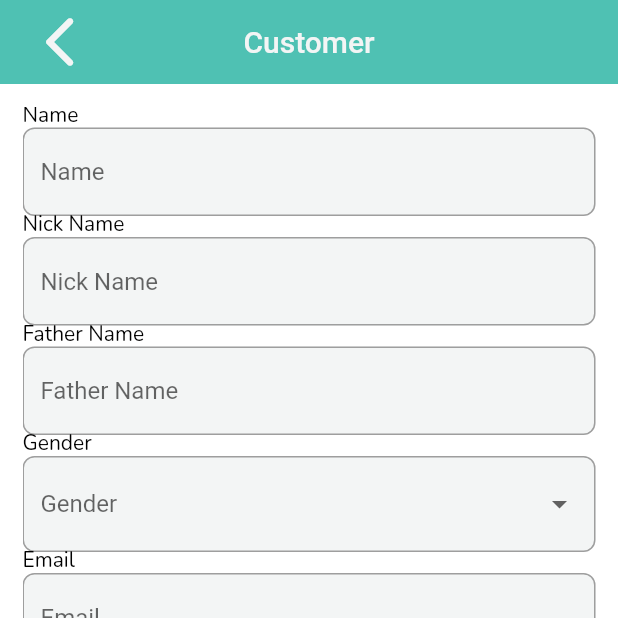
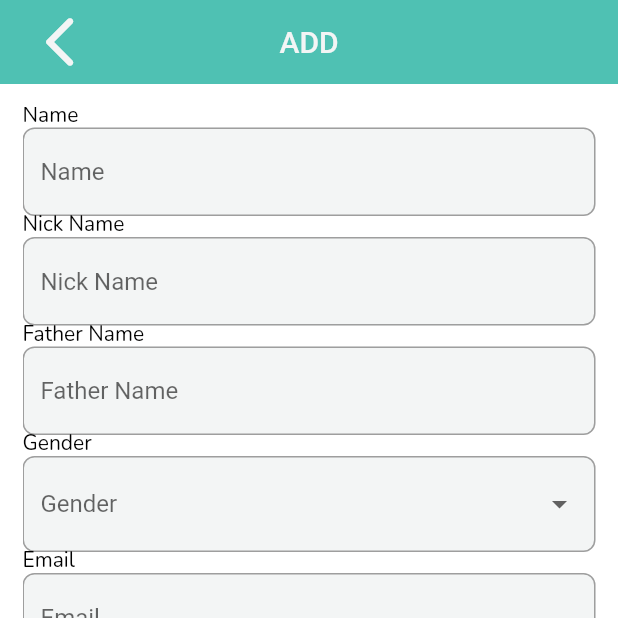
Before and after one commit to F2RHP/Trademan, a Flutter app: the CustomersList screen opened directly, after a tap on the "add" icon, on a phone screen of 412 x 824 dp, the top half of it. Run offline on Flutter 3.47's test engine with Material 2 defaults, Android fonts, the phone set to English and light mode, and no system bars; our stand-ins replace dotted_border, flutter_svg, get, google_fonts, group_button, image_picker and 2 more; missing offline and left inert: syncfusion_flutter_pdfviewer, syncfusion_flutter_signaturepad; accounts and stored records are empty; network calls fail.

Commit message:
Add customer controller implemented

```diff
--- a/lib/Ui/Customer/customer_list.dart
+++ b/lib/Ui/Customer/customer_list.dart
@@ -166,11 +166,12 @@ class _CustomersListState extends State<CustomersList> {
       actions: [
         IconButton(
           onPressed: () {
-            Navigator.of(context).push(
-              MaterialPageRoute(
-                builder: (context) => const CustomerRegistration(),
-              ),
-            );
+            // Navigator.of(context).push(
+            //   MaterialPageRoute(
+            //     builder: (context) => const CustomerRegistration(),
+            //   ),
+            // );
+            ctrl.onItemNewCustomerClick();
           },
           icon: const Icon(
             Icons.add,
--- a/lib/Ui/Customer/customer_registration_screen.dart
+++ b/lib/Ui/Customer/customer_registration_screen.dart
@@ -7,6 +7,7 @@ import 'package:trader_app/screens/shared_widgets/custom_btn.dart';
 import 'package:trader_app/screens/shared_widgets/custom_text.dart';
 import 'package:trader_app/screens/shared_widgets/sized_box.dart';
 import 'package:trader_app/screens/shared_widgets/title_with_text_form_field.dart';
+import '../../controllers/customers/add_kpr_customer_controller.dart';
 import '../Common_Codes/common_codes.dart';
 
 class CustomerRegistration extends StatefulWidget {
@@ -17,7 +18,8 @@ class CustomerRegistration extends StatefulWidget {
 }
 
 class _CustomerRegistrationState extends State<CustomerRegistration> {
-  // final crtl = Get.pu
+  final AddKPRCustomerController crtl = Get.find<AddKPRCustomerController>();
+
   List<String> list = ['1', '2', '3', '4'];
   var dropDownValue;
   @override
@@ -37,12 +39,12 @@ class _CustomerRegistrationState extends State<CustomerRegistration> {
           ),
         ),
         centerTitle: true,
-        title: Text(
-          AppStrings.Customer,
-          style: TextStyle(
-            color: AppColors.kSecondaryColor,
-          ),
-        ),
+        title: Obx(() => Text(
+              crtl.action.value,
+              style: TextStyle(
+                color: AppColors.kSecondaryColor,
+              ),
+            )),
       ),
       body: Padding(
         padding: const EdgeInsets.all(15.0),
@@ -78,18 +80,21 @@ class _CustomerRegistrationState extends State<CustomerRegistration> {
       crossAxisAlignment: CrossAxisAlignment.start,
       children: [
         // Title product name
-        const TitleWithTextFormField(
+        TitleWithTextFormField(
           // controller: ,
           titleText: AppStrings.Customer_Name,
           hintText: AppStrings.Customer_Name,
+          controller: crtl.nameController,
         ),
-        const TitleWithTextFormField(
+        TitleWithTextFormField(
           titleText: AppStrings.Nick_Name,
           hintText: AppStrings.Nick_Name,
+          controller: crtl.nickNameController,
         ),
-        const TitleWithTextFormField(
+        TitleWithTextFormField(
           titleText: AppStrings.Father_Name,
           hintText: AppStrings.Father_Name,
+          controller: crtl.fatherNameController,
         ),
         // Title product ID
         const CustomText(text: AppStrings.Gender),
@@ -127,29 +132,47 @@ class _CustomerRegistrationState extends State<CustomerRegistration> {
         ),
         AppSizedBox.sizedBoxH20,
         // Title Quantity type
-        const TitleWithTextFormField(
+        TitleWithTextFormField(
           titleText: AppStrings.Customer_Email,
           hintText: AppStrings.Customer_Email,
+          controller: crtl.emailController,
         ),
         // Title SELLING_COST
-        const TitleWithTextFormField(
-            titleText: AppStrings.Address1, hintText: AppStrings.Address1),
-        const TitleWithTextFormField(
-            titleText: AppStrings.Address2, hintText: AppStrings.Address2),
-        const TitleWithTextFormField(
-            titleText: AppStrings.Village_Name,
-            hintText: AppStrings.Village_Name),
-        const TitleWithTextFormField(
-            titleText: AppStrings.Contact_Number,
-            hintText: AppStrings.Contact_Number),
-        const TitleWithTextFormField(
-            titleText: AppStrings.Pin_Code, hintText: AppStrings.Pin_Code),
-        const TitleWithTextFormField(
-            titleText: AppStrings.Data_Birth, hintText: AppStrings.Data_Birth),
-        const TitleWithTextFormField(
+        TitleWithTextFormField(
+          titleText: AppStrings.Address1,
+          hintText: AppStrings.Address1,
+          controller: crtl.address1Controller,
+        ),
+        TitleWithTextFormField(
+          titleText: AppStrings.Address2,
+          hintText: AppStrings.Address2,
+          controller: crtl.address2Controller,
+        ),
+        TitleWithTextFormField(
+          titleText: AppStrings.Village_Name,
+          hintText: AppStrings.Village_Name,
+          controller: crtl.villageNameController,
+        ),
+        TitleWithTextFormField(
+          titleText: AppStrings.Contact_Number,
+          hintText: AppStrings.Contact_Number,
+          controller: crtl.contactNumberController,
+        ),
+        TitleWithTextFormField(
+          titleText: AppStrings.Pin_Code,
+          hintText: AppStrings.Pin_Code,
+          controller: crtl.pinCodeController,
+        ),
+        TitleWithTextFormField(
+          titleText: AppStrings.Data_Birth,
+          hintText: AppStrings.Data_Birth,
+          controller: crtl.dOBController,
+        ),
+        TitleWithTextFormField(
           titleText: AppStrings.Customer_Notes,
           hintText: AppStrings.Customer_Notes,
           maxLines: 3,
+          controller: crtl.customerNotesController,
         ),
       ],
     );
--- a/lib/controllers/customers/list_customers_ctrl.dart
+++ b/lib/controllers/customers/list_customers_ctrl.dart
@@ -5,13 +5,36 @@ import 'package:trader_app/models/customer_model/list_customer_model.dart';
 import 'package:trader_app/services/customerservice.dart';
 import 'package:trader_app/services/productservice.dart';
 
+import 'add_kpr_customer_controller.dart';
+
 class ListCustomersCtrl extends BaseController {
   final customersList = <CustomersList>[].obs;
   List searchList = [].obs;
   late CustomerService service;
 
   void onItemClick(CustomersList m) {
+    var addController=AddKPRCustomerController();
+    addController.action.value="EDIT";
+addController.updateCustomerDefiles(m);
+bool isRegistered = GetInstance().isRegistered<AddKPRCustomerController>();
+if(isRegistered)
+{
+  Get.delete<AddKPRCustomerController>();
+}
+     Get.put(addController);
     Get.to(const CustomerRegistration(),arguments: {'customer': m});
+  }
+
+  void onItemNewCustomerClick() {
+    var addController=AddKPRCustomerController();
+    addController.action.value="ADD";
+    bool isRegistered = GetInstance().isRegistered<AddKPRCustomerController>();
+if(isRegistered)
+{
+  Get.delete<AddKPRCustomerController>();
+}
+     Get.put(addController);
+    Get.to(const CustomerRegistration());
   }
 
   @override
--- a/lib/services/servicebase.dart
+++ b/lib/services/servicebase.dart
@@ -9,6 +9,11 @@ class BaseService {
     final response = await http.get(url);
     return _parseResponse<T>(response);
   }
+  Future<T> getWithParam<T>(String endpoint, Map<String, dynamic> queryParams) async {
+  final uri = Uri.parse(endpoint).replace(queryParameters: queryParams);
+  final response = await http.get(uri);
+  return _parseResponse<T>(response);
+}
 
   Future<T> post<T>(String endpoint, dynamic body) async {
     final url = Uri.parse('$_baseUrl/$endpoint');
```
Also changed, not shown: lib/controllers/customers/add_kpr_customer_controller.dart (+7 -3 lines), lib/main.dart (+11 -0 lines), lib/services/customerservice.dart (+19 -0 lines).
